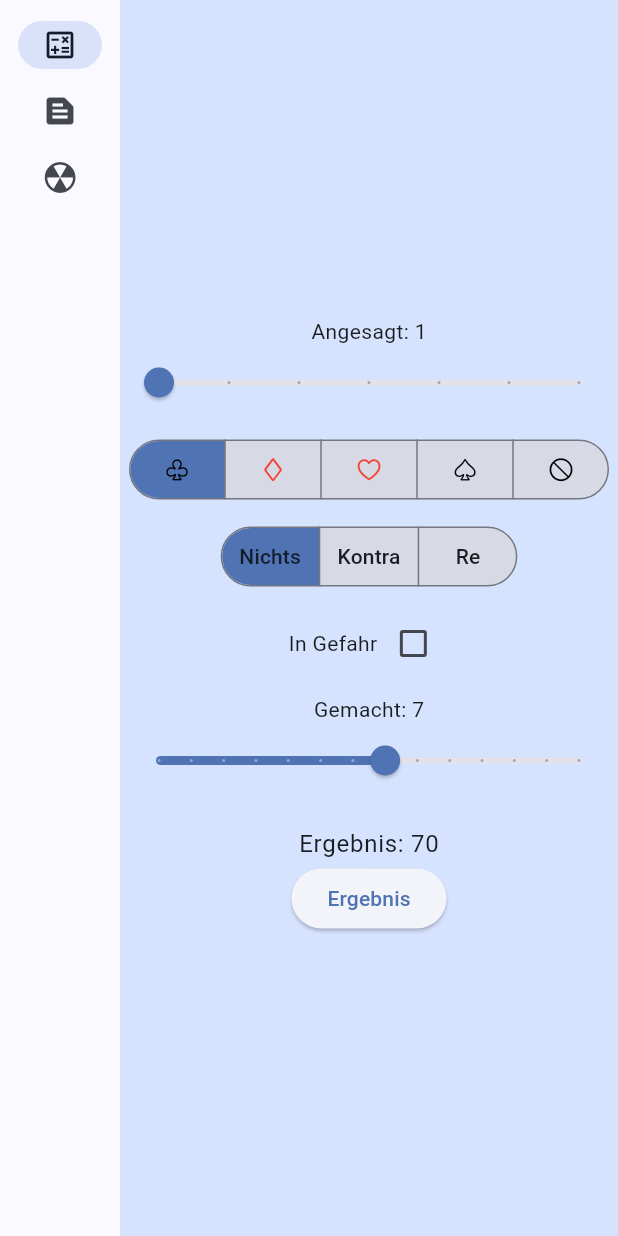
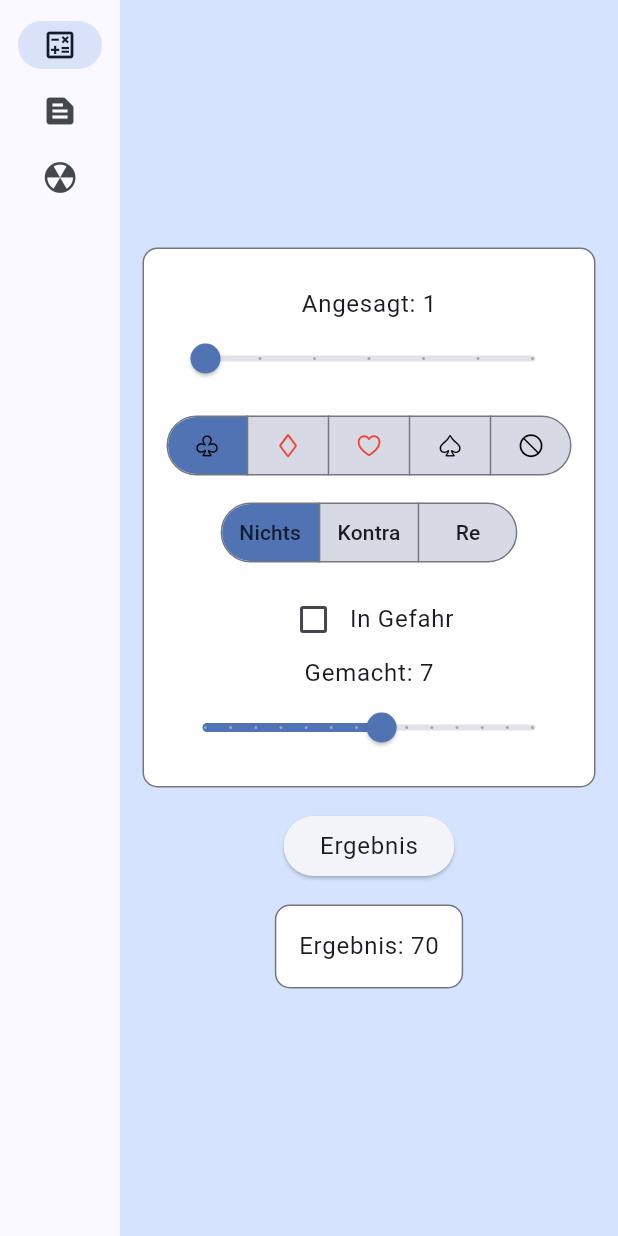
Before and after one commit to nienananas/bridge_score, a Flutter app: the screen it shows after launch, after a tap on "Ergebnis", on a phone screen of 412 x 824 dp. Run offline on Flutter 3.47's test engine with Material 3 defaults, Android fonts, the phone set to English and light mode, and no system bars.

Commit message:
Updated UI

```diff
--- a/lib/main.dart
+++ b/lib/main.dart
@@ -1,8 +1,12 @@
 import 'package:bridge_score/model/data.dart';
+import 'package:bridge_score/model/evaluator.dart';
 import 'package:bridge_score/pages/home_page.dart';
 import 'package:bridge_score/theme/theme.dart';
 import 'package:flutter/material.dart';
+import 'package:flutter/services.dart';
 import 'package:provider/provider.dart';
+
+//TODO: Abrechnung implementieren
 
 void main() {
   runApp(MyApp());
@@ -50,8 +54,14 @@ class MyAppState extends ChangeNotifier {
     notifyListeners();
   }
 
-  void setResult(int result) {
-    this.result = result;
+  void evaluate() {
+    result = Evaluator(
+      colour: colour,
+      multiplier: multiplier,
+      called: called,
+      made: made,
+      danger: danger,
+    ).evaluate();
     notifyListeners();
   }
 }
--- a/lib/model/data.dart
+++ b/lib/model/data.dart
@@ -63,3 +63,23 @@ enum Multiplier {
   final String symbol;
   final int bonus;
 }
+
+enum Team {
+  ns,
+  ow,
+}
+
+enum DangerSituation {
+  ns(dangeredParties: [Team.ns], label: "Nord-Süd in Gefahr"),
+  ow(dangeredParties: [Team.ow], label: "OW in Gefahr"),
+  all(dangeredParties: [Team.ns, Team.ow], label: "Alle in Gefahr"),
+  none(dangeredParties: [], label: "Niemand in Gefahr");
+
+  const DangerSituation({
+    required this.dangeredParties,
+    required this.label,
+  });
+
+  final List<Team> dangeredParties;
+  final String label;
+}
--- a/lib/pages/calculator_page.dart
+++ b/lib/pages/calculator_page.dart
@@ -1,3 +1,4 @@
+import 'package:bridge_score/widgets/bordered_box.dart';
 import 'package:flutter/material.dart';
 import 'package:flutter/services.dart';
 import 'package:provider/provider.dart';
@@ -17,7 +18,6 @@ class _CalculatorPageState extends State<CalculatorPage> {
   Widget build(BuildContext context) {
     var appState = context.watch<MyAppState>();
 
-
     void updateSelectedColour(Set<int> selected) {
       HapticFeedback.vibrate();
       setState(() {
@@ -34,14 +34,12 @@ class _CalculatorPageState extends State<CalculatorPage> {
 
     var colourSegments = Colour.values
         .map((c) => ButtonSegment(
-            /*
-            label: LayoutBuilder(builder: (context, constraints) {
-              return Offstage(offstage: constraints.maxWidth >= 600, child: Text(c.name),);
-            }),*/
             icon: Icon(
               c.icon,
               color: c.color,
             ),
+            label:
+                (MediaQuery.sizeOf(context).width >= 800) ? Text(c.name) : null,
             value: c.index))
         .toList();
 
@@ -49,31 +47,13 @@ class _CalculatorPageState extends State<CalculatorPage> {
         .map((m) => ButtonSegment(label: Text(m.symbol), value: m.index))
         .toList();
 
-    var buttonStyle = ButtonStyle(
-      shape: WidgetStateProperty.all(RoundedRectangleBorder(borderRadius: BorderRadius.circular(30.0))),
-      side: WidgetStateProperty.all(BorderSide(
-          color: Theme.of(context)
-              .colorScheme
-              .outline, style: BorderStyle.solid,
-          width: 1)),
-      backgroundColor:
-      WidgetStateProperty.resolveWith<Color?>((states) {
-        if (states.contains(WidgetState.selected)) {
-          return Theme.of(context)
-              .colorScheme
-              .primary; // Highlighted color for selected segment
-        }
-        return Theme.of(context)
-            .colorScheme.secondary; // Default background color for unselected segments
-      }),
-    );
-
     return Center(
       child: SingleChildScrollView(
         child: Column(
           mainAxisAlignment: MainAxisAlignment.center,
           mainAxisSize: MainAxisSize.min,
           children: [
+            BorderedBox(children: [
               const SizedBox(height: 10),
               DiscreteSlider(
                 moved: appState.setCalled,
@@ -82,33 +62,30 @@ class _CalculatorPageState extends State<CalculatorPage> {
                 max: 7,
                 label: "Angesagt",
               ),
-            const SizedBox(height: 10,),
+              const SizedBox(
+                height: 10,
+              ),
               Flexible(
                 fit: FlexFit.loose,
-              child: SegmentedButton(
-                style: buttonStyle,
+                child: MySegmentedButton(
                   segments: colourSegments,
-                selected: {appState.colour.index},
-                showSelectedIcon: false,
-                onSelectionChanged: updateSelectedColour,
+                  function: updateSelectedColour,
+                  initialSelection: {appState.colour.index},
                 ),
               ),
               const SizedBox(height: 10),
               Flexible(
                 fit: FlexFit.loose,
-                child: SegmentedButton(
-                style: buttonStyle,
+                child: MySegmentedButton(
                   segments: multiplierSegments,
-                selected: {appState.multiplier.index},
-                showSelectedIcon: false,
-                onSelectionChanged: updateSelectedMultiplier,
+                  initialSelection: {appState.multiplier.index},
+                  function: updateSelectedMultiplier,
                 ),
               ),
               const SizedBox(height: 10),
               Row(
                 mainAxisAlignment: MainAxisAlignment.center,
                 children: [
-                const Text("In Gefahr"),
                   Checkbox(
                       value: appState.danger,
                       onChanged: (newDanger) {
@@ -117,9 +94,11 @@ class _CalculatorPageState extends State<CalculatorPage> {
 
                         appState.toggleDanger(newDanger);
                       }),
+                  const SizedBox(height: 10),
+                  Text("In Gefahr ",
+                      style: Theme.of(context).textTheme.bodyLarge),
                 ],
               ),
-            const SizedBox(height: 10),
               DiscreteSlider(
                 moved: appState.setMade,
                 value: appState.made.toDouble(),
@@ -127,26 +106,67 @@ class _CalculatorPageState extends State<CalculatorPage> {
                 max: 13,
                 label: "Gemacht",
               ),
-            const SizedBox(height: 20),
-            Text((appState.result == null) ? "Gib deine Daten ein" : "Ergebnis: ${appState.result}", style: Theme.of(context).textTheme.bodyLarge,),
+            ]),
             ElevatedButton(
-                child: const Text("Ergebnis"),
+                child: Text("Ergebnis",
+                    style: Theme.of(context).textTheme.bodyLarge),
                 onPressed: () {
-                  var evaluator = Evaluator(
-                    colour: appState.colour,
-                    multiplier: appState.multiplier,
-                    called: appState.called,
-                    made: appState.made,
-                    danger: appState.danger,
-                  );
-
-                  setState(() {
-                    appState.setResult(evaluator.evaluate());
-                  });
+                  appState.evaluate();
                 }),
+            BorderedBox(
+              children: [
+                Text(
+                  (appState.result == null)
+                      ? "Gib deine Daten ein"
+                      : "Ergebnis: ${appState.result}",
+                  style: Theme.of(context).textTheme.bodyLarge,
+                ),
+              ],
+            ),
           ],
         ),
       ),
     );
   }
 }
+
+class MySegmentedButton extends StatelessWidget {
+  const MySegmentedButton({
+    super.key,
+    required this.segments,
+    required this.function,
+    required this.initialSelection,
+  });
+
+  final List<ButtonSegment<int>> segments;
+  final Function(Set<int>) function;
+  final Set<int> initialSelection;
+
+  @override
+  Widget build(BuildContext context) {
+    return SegmentedButton(
+      style: ButtonStyle(
+        shape: WidgetStateProperty.all(
+            RoundedRectangleBorder(borderRadius: BorderRadius.circular(30.0))),
+        side: WidgetStateProperty.all(BorderSide(
+            color: Theme.of(context).colorScheme.outline,
+            style: BorderStyle.solid,
+            width: 1)),
+        backgroundColor: WidgetStateProperty.resolveWith<Color?>((states) {
+          if (states.contains(WidgetState.selected)) {
+            return Theme.of(context)
+                .colorScheme
+                .primary; // Highlighted color for selected segment
+          }
+          return Theme.of(context)
+              .colorScheme
+              .secondary; // Default background color for unselected segments
+        }),
+      ),
+      segments: segments,
+      selected: initialSelection,
+      showSelectedIcon: false,
+      onSelectionChanged: function,
+    );
+  }
+}
--- a/lib/pages/danger_page.dart
+++ b/lib/pages/danger_page.dart
@@ -35,7 +35,7 @@ class _DangerPageState extends State<DangerPage> {
               var rand = Random().nextInt(4);
               text = [
                 "Niemand in Gefahr",
-                "NS in Gefahr",
+                "Nord-Süd in Gefahr",
                 "OW in Gefahr",
                 "Alle in Gefahr!"
               ][rand];
--- a/lib/pages/rules_page.dart
+++ b/lib/pages/rules_page.dart
@@ -28,7 +28,7 @@ class RulesPage extends StatelessWidget {
                       child: new Text(
                           """Bei der Abrechnung ist allein die Anzahl der Stiche jeder Partei von Bedeutung. Punktwerte von Karten, die bei der Abrechnung relevant wären, gibt es nicht. Ein Spiel ist vom Alleinspieler gewonnen, wenn er mindestens so viel Stiche macht wie im Kontrakt, d. h. im letzten abgegebenen Gebot, versprochen. Zusätzliche Stiche heißen Überstiche. Macht er weniger Stiche, dann gewinnt die Gegenpartei. In diesem Fall wird die Differenz zwischen angesagter Stichzahl und tatsächlich gemachter Stichzahl Faller genannt.
                       Zusätzlich gibt es das Konzept der Gefahrenlage (engl. vulnerability). Eine Partei kann entweder in Gefahr oder nicht in Gefahr sein. Vier Konstellationen sind möglich.
-                      keine Partei in Gefahr, NS in Gefahr, OW in Gefahr, beide Parteien in Gefahr
+                      keine Partei in Gefahr, Nord-Süd in Gefahr, OW in Gefahr, beide Parteien in Gefahr
                       In Gefahr erhöhen sich sowohl die Prämien für gewonnene Spiele als auch die Strafen für verlorene Spiele. Für die Abrechnung ist nur die Gefahrenlage der Partei des Alleinspielers relevant. Bei Turnieren ergibt sich die Gefahrenlage aus der Nummer der gespielten Partie, beim Rubberbridge aus den bisher erzielten Punkten.
                       Die Situation, in der die eigene Partei nicht in Gefahr ist, während die Gegenpartei in Gefahr ist, wird auch als günstige Gefahrenlage bezeichnet. In günstiger Gefahrenlage ist es üblich beim Reizen etwas mehr zu riskieren und häufiger Opferspiele (siehe dort) zu reizen. Demgegenüber steht die ungünstige Gefahrenlage bei eigener Gefahr und gegnerischer Nichtgefahr, bei der ggf. etwas zurückhaltender gereizt werden sollte.""",
                           style: style)))
--- a/lib/widgets/bordered_box.dart
+++ b/lib/widgets/bordered_box.dart
@@ -0,0 +1,26 @@
+import 'package:flutter/material.dart';
+
+class BorderedBox extends StatelessWidget {
+  const BorderedBox({super.key, required this.children});
+
+  final List<Widget> children;
+
+  @override
+  Widget build(BuildContext context) {
+    return Container(
+      margin: const EdgeInsets.all(15.0),
+      padding: const EdgeInsets.all(15.0),
+      decoration: BoxDecoration(
+          color: Theme.of(context).colorScheme.onPrimary,
+          border: Border.all(width: 1.0, color: Theme.of(context).colorScheme.outline),
+          borderRadius: const BorderRadius.all(
+              Radius.circular(10.0) //                 <--- border radius here
+              )),
+      child: Column(
+        mainAxisAlignment: MainAxisAlignment.center,
+        mainAxisSize: MainAxisSize.min,
+        children: children,
+      ),
+    );
+  }
+}
--- a/lib/widgets/discrete_slider.dart
+++ b/lib/widgets/discrete_slider.dart
@@ -20,7 +20,7 @@ class DiscreteSlider extends StatelessWidget {
   Widget build(BuildContext context) {
     return Column(
       children: [
-        Text("$label: ${value.toInt()}"),
+        Text("$label: ${value.toInt()}", style: Theme.of(context).textTheme.bodyLarge,),
         Slider(
             value: value,
             divisions: max - min,
```
Lines whose indentation alone changed are shown as unchanged.
